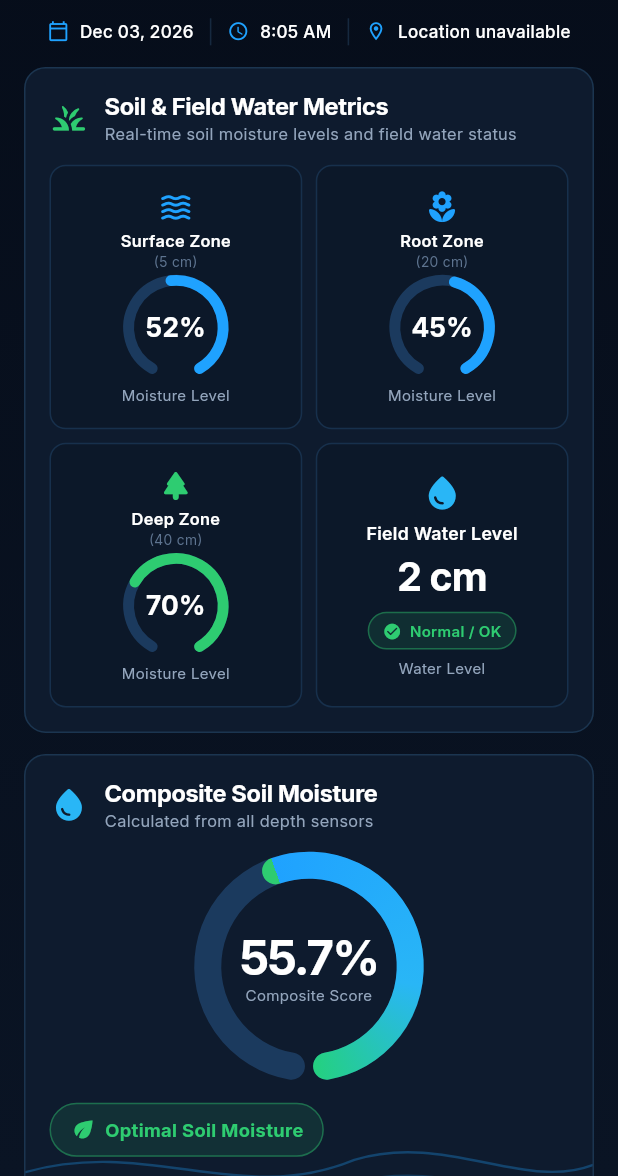
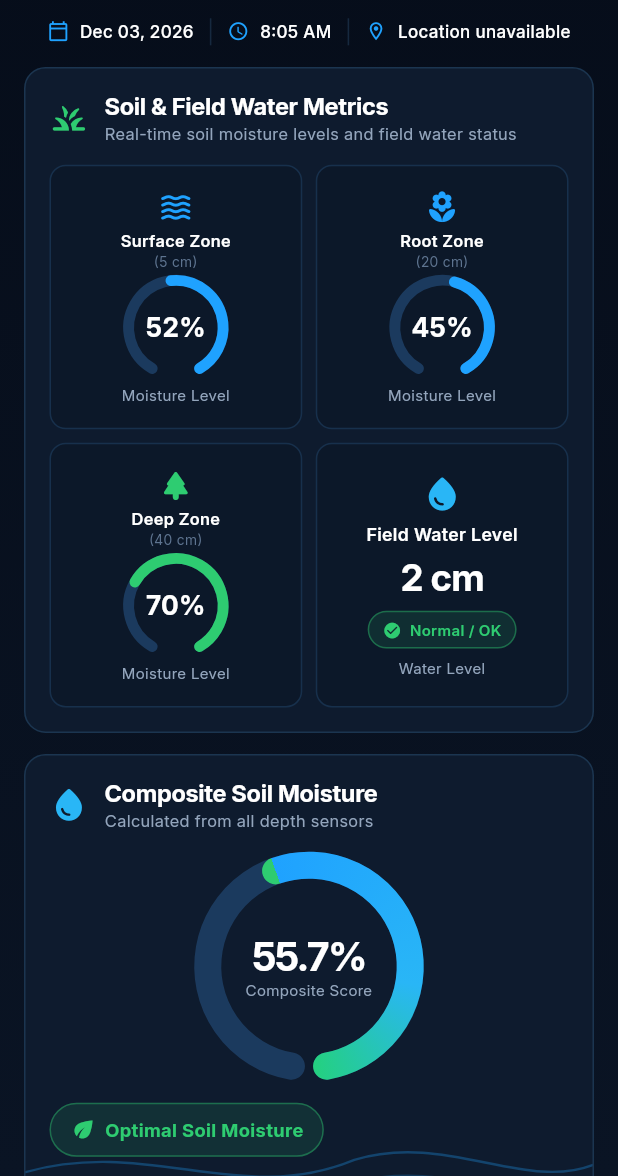
Before and after one commit to talatops/SMARTAGRI, a Flutter app: the screen it shows after launch, on a phone screen of 412 x 824 dp, the part 60-1236 px from its top. Run offline on Flutter 3.47's test engine with Material 3 defaults, Android fonts, the phone set to English and light mode, and no system bars; our stand-ins replace firebase_core, firebase_database, flutter_svg, geolocator, get; accounts and stored records are empty.

Commit message:
chore: update the font sizes

```diff
--- a/lib/core/theme/app_text_styles.dart
+++ b/lib/core/theme/app_text_styles.dart
@@ -37,14 +37,14 @@ abstract final class AppTextStyles {
   );
 
   static const metricValueXL = TextStyle(
-    fontSize: 40,
+    fontSize: 32,
     fontWeight: AppFonts.bold,
     color: AppColors.textPrimary,
     letterSpacing: -1,
   );
 
   static const metricValueL = TextStyle(
-    fontSize: 30,
+    fontSize: 28,
     fontWeight: AppFonts.bold,
     color: AppColors.textPrimary,
     letterSpacing: -0.5,
@@ -57,7 +57,7 @@ abstract final class AppTextStyles {
   );
 
   static const gaugeValueXL = TextStyle(
-    fontSize: 36,
+    fontSize: 30,
     fontWeight: AppFonts.bold,
     color: AppColors.textPrimary,
     letterSpacing: -1,
```
